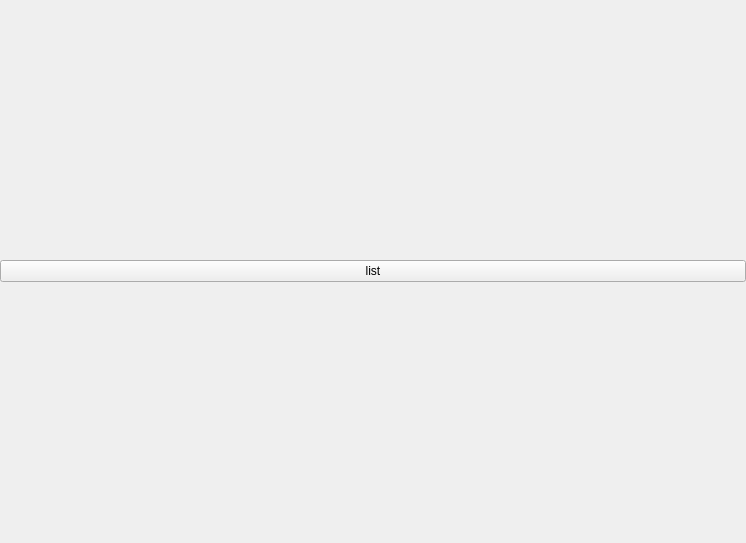
First picture: the form in src/views/novel/pages/list/list.ui, repository ddmoyu/ddmy, before the edit.
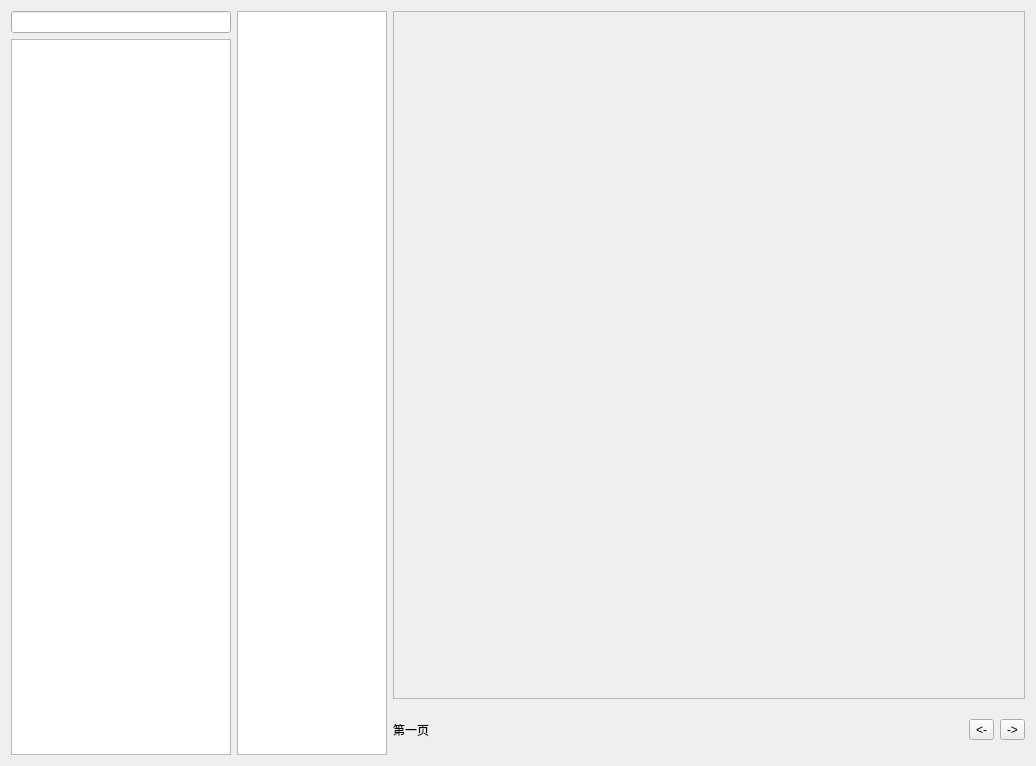
Second picture: the form after the edit. Custom widgets are drawn as their Qt base class.

```diff
--- a/src/views/novel/pages/list/list.ui
+++ b/src/views/novel/pages/list/list.ui
@@ -6,42 +6,179 @@
    <rect>
     <x>0</x>
     <y>0</y>
-    <width>746</width>
-    <height>543</height>
+    <width>1036</width>
+    <height>766</height>
    </rect>
   </property>
   <property name="windowTitle">
    <string>Form</string>
   </property>
   <layout class="QGridLayout" name="gridLayout">
-   <property name="leftMargin">
-    <number>0</number>
-   </property>
-   <property name="topMargin">
-    <number>0</number>
-   </property>
-   <property name="rightMargin">
-    <number>0</number>
-   </property>
-   <property name="bottomMargin">
-    <number>0</number>
-   </property>
-   <property name="spacing">
-    <number>0</number>
-   </property>
-   <item row="0" column="0">
-    <layout class="QVBoxLayout" name="list_layout">
-     <item>
-      <widget class="QPushButton" name="pushButton">
-       <property name="text">
-        <string>list</string>
-       </property>
-      </widget>
-     </item>
-    </layout>
+   <item row="1" column="1" rowspan="3">
+    <widget class="ListWidget" name="category">
+     <property name="minimumSize">
+      <size>
+       <width>140</width>
+       <height>0</height>
+      </size>
+     </property>
+     <property name="maximumSize">
+      <size>
+       <width>150</width>
+       <height>16777215</height>
+      </size>
+     </property>
+    </widget>
+   </item>
+   <item row="1" column="0" rowspan="3">
+    <widget class="QWidget" name="widget" native="true">
+     <property name="minimumSize">
+      <size>
+       <width>200</width>
+       <height>0</height>
+      </size>
+     </property>
+     <property name="maximumSize">
+      <size>
+       <width>220</width>
+       <height>16777215</height>
+      </size>
+     </property>
+     <layout class="QGridLayout" name="gridLayout_2">
+      <property name="leftMargin">
+       <number>0</number>
+      </property>
+      <property name="topMargin">
+       <number>0</number>
+      </property>
+      <property name="rightMargin">
+       <number>0</number>
+      </property>
+      <property name="bottomMargin">
+       <number>0</number>
+      </property>
+      <item row="1" column="0">
+       <widget class="ListWidget" name="list">
+        <property name="minimumSize">
+         <size>
+          <width>0</width>
+          <height>0</height>
+         </size>
+        </property>
+        <property name="maximumSize">
+         <size>
+          <width>16777215</width>
+          <height>16777215</height>
+         </size>
+        </property>
+       </widget>
+      </item>
+      <item row="0" column="0">
+       <widget class="SearchLineEdit" name="le_search"/>
+      </item>
+     </layout>
+    </widget>
+   </item>
+   <item row="3" column="2">
+    <widget class="QWidget" name="book_footer" native="true">
+     <property name="maximumSize">
+      <size>
+       <width>16777215</width>
+       <height>50</height>
+      </size>
+     </property>
+     <layout class="QGridLayout" name="gridLayout_3">
+      <property name="leftMargin">
+       <number>0</number>
+      </property>
+      <property name="topMargin">
+       <number>0</number>
+      </property>
+      <property name="rightMargin">
+       <number>0</number>
+      </property>
+      <property name="bottomMargin">
+       <number>0</number>
+      </property>
+      <item row="2" column="4">
+       <widget class="ToolButton" name="btn_next">
+        <property name="text">
+         <string>-&gt;</string>
+        </property>
+       </widget>
+      </item>
+      <item row="2" column="2">
+       <spacer name="horizontalSpacer">
+        <property name="orientation">
+         <enum>Qt::Orientation::Horizontal</enum>
+        </property>
+        <property name="sizeHint" stdset="0">
+         <size>
+          <width>40</width>
+          <height>20</height>
+         </size>
+        </property>
+       </spacer>
+      </item>
+      <item row="2" column="3">
+       <widget class="ToolButton" name="btn_prev">
+        <property name="text">
+         <string>&lt;-</string>
+        </property>
+       </widget>
+      </item>
+      <item row="2" column="0">
+       <widget class="QLabel" name="lb_total">
+        <property name="text">
+         <string>第一页</string>
+        </property>
+       </widget>
+      </item>
+     </layout>
+    </widget>
+   </item>
+   <item row="1" column="2" rowspan="2">
+    <widget class="SingleDirectionScrollArea" name="book_list">
+     <property name="widgetResizable">
+      <bool>true</bool>
+     </property>
+     <widget class="QWidget" name="scrollAreaWidgetContents">
+      <property name="geometry">
+       <rect>
+        <x>0</x>
+        <y>0</y>
+        <width>634</width>
+        <height>690</height>
+       </rect>
+      </property>
+     </widget>
+    </widget>
    </item>
   </layout>
  </widget>
+ <customwidgets>
+  <customwidget>
+   <class>ListWidget</class>
+   <extends>QListWidget</extends>
+   <header>qfluentwidgets</header>
+  </customwidget>
+  <customwidget>
+   <class>SingleDirectionScrollArea</class>
+   <extends>QScrollArea</extends>
+   <header>qfluentwidgets</header>
+   <container>1</container>
+  </customwidget>
+  <customwidget>
+   <class>SearchLineEdit</class>
+   <extends>QLineEdit</extends>
+   <header>qfluentwidgets</header>
+  </customwidget>
+  <customwidget>
+   <class>ToolButton</class>
+   <extends>QToolButton</extends>
+   <header>qfluentwidgets</header>
+  </customwidget>
+ </customwidgets>
  <resources/>
  <connections/>
 </ui>
```
